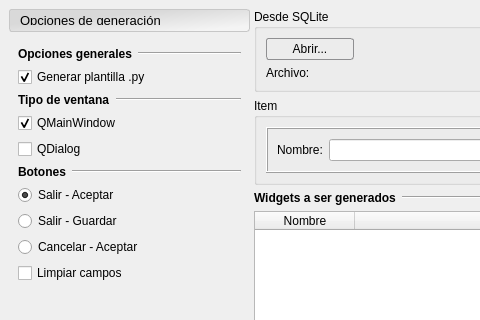
The window that gui/add_maker/guimaker.ui (jonathanferreyra/Plasta-GUI-Maker) describes before a commit, drawn with Qt 5; both pictures show x 0 to 480 and y 0 to 320 of the 994 by 662 pixel window.
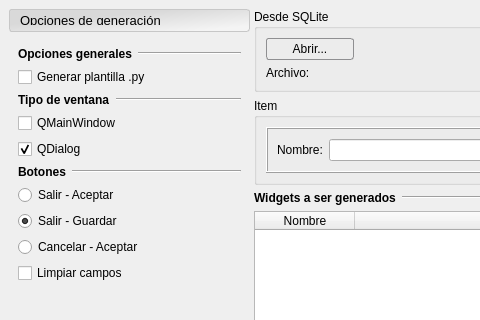
The same window after the commit.

Commit message: cambios en la gui de los cheks de add_maker

```diff
--- a/gui/add_maker/guimaker.ui
+++ b/gui/add_maker/guimaker.ui
@@ -114,9 +114,6 @@
            <property name="text">
             <string>Generar plantilla .py</string>
            </property>
-           <property name="checked">
-            <bool>true</bool>
-           </property>
           </widget>
          </item>
          <item>
@@ -156,9 +153,6 @@
              <property name="text">
               <string>QMainWindow</string>
              </property>
-             <property name="checked">
-              <bool>true</bool>
-             </property>
             </widget>
            </item>
            <item>
@@ -167,7 +161,7 @@
               <string>QDialog</string>
              </property>
              <property name="checked">
-              <bool>false</bool>
+              <bool>true</bool>
              </property>
             </widget>
            </item>
@@ -211,7 +205,7 @@
               <string>Salir - Aceptar</string>
              </property>
              <property name="checked">
-              <bool>true</bool>
+              <bool>false</bool>
              </property>
             </widget>
            </item>
@@ -220,6 +214,9 @@
              <property name="text">
               <string>Salir - Guardar</string>
              </property>
+             <property name="checked">
+              <bool>true</bool>
+             </property>
             </widget>
            </item>
            <item>
```
Left out of the diff: 8 changed lines with no effect on the pictures.
